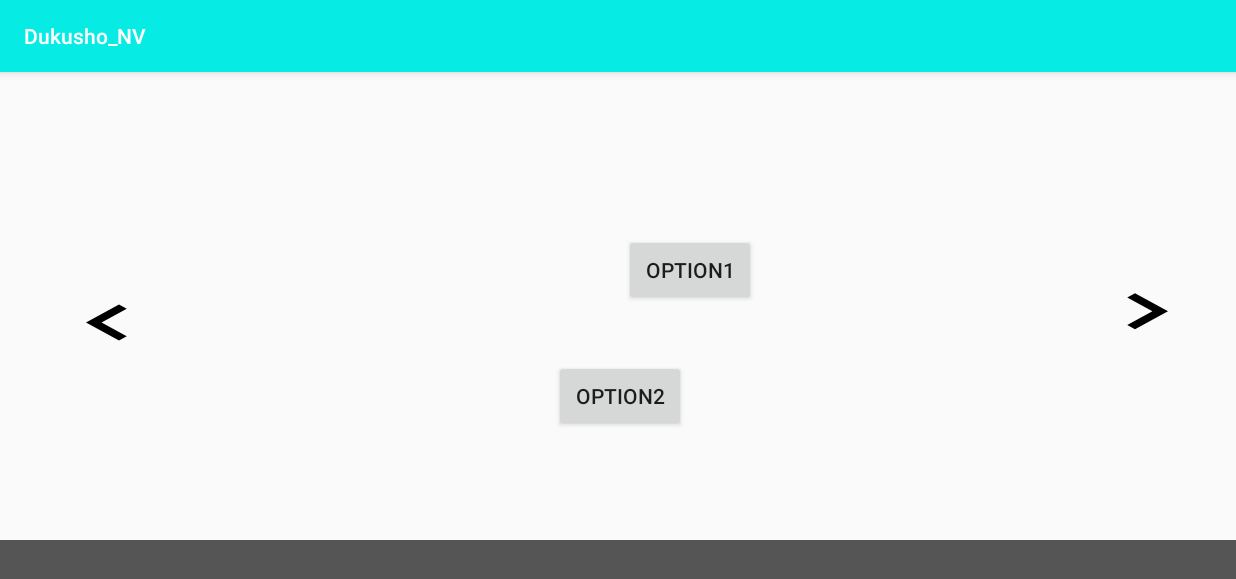
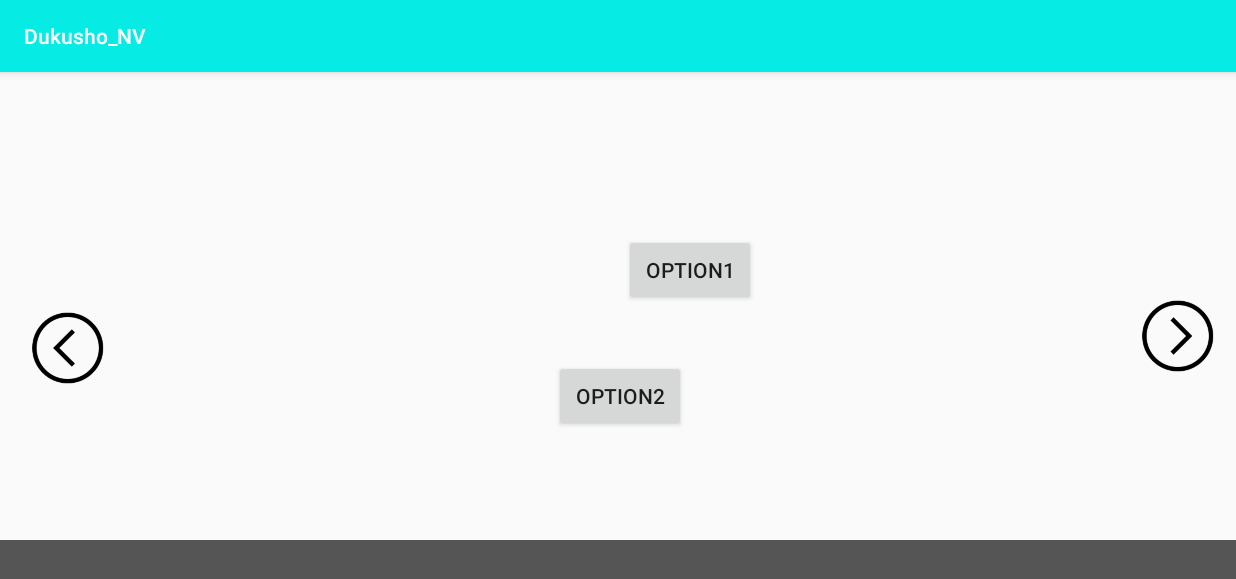
Before and after one commit to nayan19997/Dukusho, an Android app: the BookPageActivity screen opened directly, with no data from a screen before it, on a phone screen of 824 x 412 dp (held sideways). Shown: the top 579 px of the screen. Run offline under Robolectric (Android 15) with nearby library versions, the phone set to English and light mode, and no system bars; our stand-ins replace Firebase (no records; nobody signed in at launch, a user with empty details on screens opened directly); network calls fail; pictures from the network do not load.

Commit message:
With Book Lux

```diff
--- a/app/src/main/java/com/example/dukusho_nv/model/Book.java
+++ b/app/src/main/java/com/example/dukusho_nv/model/Book.java
@@ -7,7 +7,7 @@ public class Book {
   public String cover;
   public String portada;
   public String author;
-  public String url;
+  public String descargado;
 
   public List<Page> pages;
   public int currentPage;
--- a/app/src/main/java/com/example/dukusho_nv/view/books/GoToBookPageActivity.java
+++ b/app/src/main/java/com/example/dukusho_nv/view/books/GoToBookPageActivity.java
@@ -29,7 +29,11 @@ public class GoToBookPageActivity extends AppCompatActivity {
         Intent intent = new Intent(GoToBookPageActivity.this, BookPageActivity.class);
         intent.putExtra("PAGE_NUM", getIntent().getIntExtra("PAGE_NUM", 0));
         intent.putExtra("BOOK_KEY", getIntent().getStringExtra("BOOK_KEY"));
+        intent.putExtra("ERROROPTION", getIntent().getIntExtra("ERROROPTION", 0));
+
         startActivity(intent);
+
+    int erroroption = getIntent().getIntExtra("ERROROPTION", 0);
 
 
     }
--- a/app/src/main/res/layout/activity_book_page.xml
+++ b/app/src/main/res/layout/activity_book_page.xml
@@ -52,25 +52,25 @@
 
     <Button
         android:id="@+id/button_next"
-        android:layout_width="wrap_content"
-        android:layout_height="wrap_content"
-        android:layout_marginTop="136dp"
-        android:layout_marginEnd="16dp"
-        android:background="@drawable/buttonnext"
+        android:layout_width="57dp"
+        android:layout_height="56dp"
+        android:layout_marginTop="148dp"
+        android:layout_marginEnd="10dp"
+        android:background="@drawable/next"
         app:layout_constraintEnd_toEndOf="@+id/fondopage"
         app:layout_constraintTop_toTopOf="parent" />
 
     <Button
         android:id="@+id/button_previous"
-        android:layout_width="wrap_content"
-        android:layout_height="wrap_content"
+        android:layout_width="57dp"
+        android:layout_height="56dp"
 
-        android:layout_marginStart="28dp"
-        android:layout_marginTop="144dp"
+        android:layout_marginStart="10dp"
+        android:layout_marginTop="156dp"
         android:layout_marginEnd="8dp"
-        android:background="@drawable/buttonprevious"
+        android:background="@drawable/previus"
         app:layout_constraintEnd_toStartOf="@+id/button_next"
-        app:layout_constraintHorizontal_bias="0.0"
+        app:layout_constraintHorizontal_bias="0.01"
         app:layout_constraintStart_toStartOf="@+id/fondopage"
         app:layout_constraintTop_toTopOf="parent" />
 
```
Also changed, not shown: app/src/main/java/com/example/dukusho_nv/view/RepoActivity.java (+8 -2 lines), app/src/main/java/com/example/dukusho_nv/view/books/BookPageActivity.java (+35 -8 lines), app/src/main/res/layout/book_viewholder.xml (+22 -6 lines), app/src/main/res/drawable-v24/next.png (added), app/src/main/res/drawable-v24/previus.png (added).
